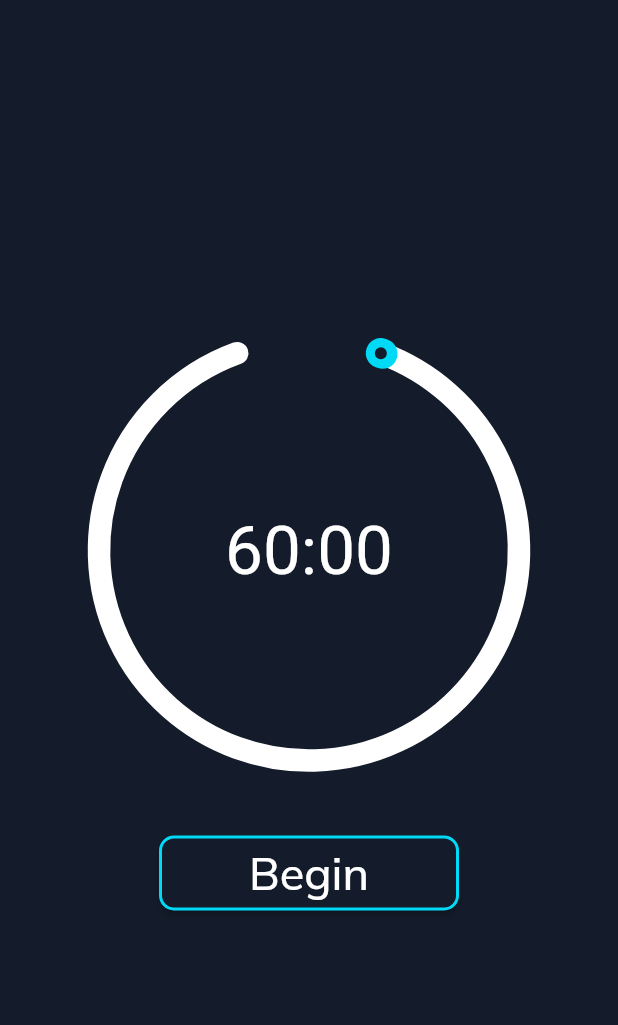
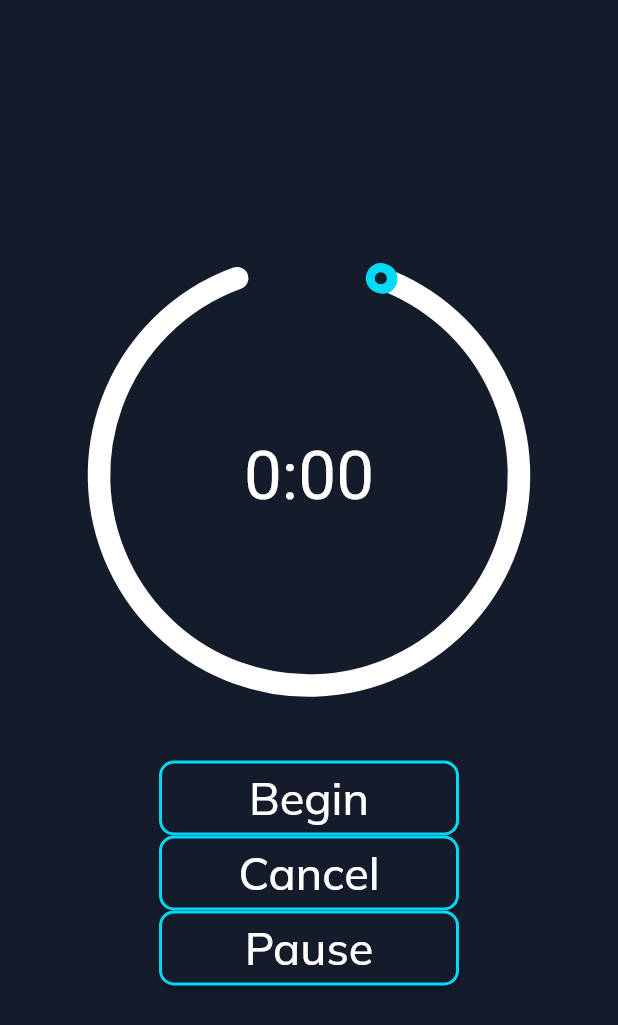
Before and after one commit to ElmeriVincent/SleekCircularSliderW_controls, a Flutter app: the HomeScreen screen opened directly, on a phone screen of 412 x 824 dp. Shown: the top 1025 px of the screen. Run offline on Flutter 3.47's test engine with Material 2 defaults, Android fonts, the light colour scheme and no system bars; drawn by our look-alikes of sleek_circular_slider; our stand-ins replace google_fonts, time.

Commit message:
pause, cancel, start

```diff
--- a/lib/screens/home/widgets/timer_widget.dart
+++ b/lib/screens/home/widgets/timer_widget.dart
@@ -11,10 +11,11 @@ class TimerWidget extends StatefulWidget {
 }
 
 class _TimerWidgetState extends State<TimerWidget> {
-  double value = 0;
-  Duration maxStudyTime = 60.minutes;
+  Duration studyTime = 0.minutes;
   Duration minus = 1.seconds;
+  Duration init = 0.seconds;
   bool isTimerRunning = false;
+  bool isTimerPaused = false;
   Timer? timer;
 
   @override
@@ -26,6 +27,9 @@ class _TimerWidgetState extends State<TimerWidget> {
       children: [
         Center(
           child: SleekCircularSlider(
+            min: 0,
+            max: 60,
+            initialValue: 0.0,
             appearance: CircularSliderAppearance(
               customWidths:
                   CustomSliderWidths(progressBarWidth: 20, trackWidth: 15),
@@ -35,10 +39,7 @@ class _TimerWidgetState extends State<TimerWidget> {
               infoProperties: InfoProperties(
                 mainLabelStyle: theme.textTheme.displayLarge,
                 modifier: (double value) {
-                  int remainingSeconds = maxStudyTime.inSeconds;
-                  int minutes = (remainingSeconds / 60).floor();
-                  int seconds = remainingSeconds % 60;
-                  return '$minutes:${seconds.toString().padLeft(2, '0')}';
+                  return display();
                 },
               ),
               counterClockwise: false,
@@ -50,18 +51,11 @@ class _TimerWidgetState extends State<TimerWidget> {
             ),
             onChange: (value) {
               setState(() {
-                value = value;
-                maxStudyTime = Duration(minutes: value.toInt());
+                studyTime = Duration(minutes: value.toInt());
+                // if slider is changes during countdown
+                // countdown should pause and countinue when
               });
             },
-            onChangeEnd: (value) {
-              setState(() {
-                maxStudyTime = Duration(minutes: value.toInt());
-              });
-            },
-            min: 0,
-            max: 60,
-            initialValue: 0,
           ),
         ),
         const Padding(padding: EdgeInsets.all(20)),
@@ -93,18 +87,71 @@ class _TimerWidgetState extends State<TimerWidget> {
             ),
           ),
         ),
+        SizedBox(
+          height: 50,
+          width: 200,
+          child: ElevatedButton(
+            style: ElevatedButton.styleFrom(
+              backgroundColor: theme.colorScheme.background,
+              side: BorderSide(
+                color: theme.colorScheme.outline,
+                width: 2,
+              ),
+              shape: RoundedRectangleBorder(
+                borderRadius: BorderRadius.circular(10),
+              ),
+            ),
+            onPressed: () {
+              cancelTimer();
+            },
+            child: Text(
+              'Cancel',
+              style: TextStyle(
+                color: theme.colorScheme.primary,
+                fontSize: 30,
+              ),
+            ),
+          ),
+        ),
+        SizedBox(
+          height: 50,
+          width: 200,
+          child: ElevatedButton(
+            style: ElevatedButton.styleFrom(
+              backgroundColor: theme.colorScheme.background,
+              side: BorderSide(
+                color: theme.colorScheme.outline,
+                width: 2,
+              ),
+              shape: RoundedRectangleBorder(
+                borderRadius: BorderRadius.circular(10),
+              ),
+            ),
+            onPressed: () {
+              pauseTimer();
+            },
+            child: Text(
+              'Pause',
+              style: TextStyle(
+                color: theme.colorScheme.primary,
+                fontSize: 30,
+              ),
+            ),
+          ),
+        ),
       ],
     );
   }
 
+  // To begin the countdown timer
   void startTimer() {
     if (timer != null) {
       timer!.cancel();
     }
     timer = Timer.periodic(1.seconds, (timer) {
       setState(() {
-        maxStudyTime -= minus;
-        if (maxStudyTime <= Duration.zero) {
+        studyTime -= minus;
+        if (studyTime <= Duration.zero) {
           isTimerRunning = false;
           timer.cancel();
         }
@@ -113,6 +160,36 @@ class _TimerWidgetState extends State<TimerWidget> {
     isTimerRunning = true;
   }
 
+  //To pause the countdown timer
+  void pauseTimer() {
+    if (timer != null && isTimerRunning && !isTimerPaused) {
+      timer!.cancel();
+      isTimerPaused = true;
+    } else if (isTimerPaused) {
+      startTimer();
+      isTimerPaused = false;
+    }
+  }
+
+  //To cancel the countdown timer
+  void cancelTimer() {
+    if (isTimerRunning && !isTimerPaused | isTimerPaused) {
+      /// slider set to start
+      setState(() {
+        studyTime = Duration.zero;
+      });
+      timer!.cancel();
+      isTimerRunning = false;
+    }
+  }
+
+  String display() {
+    int remainingSeconds = studyTime.inSeconds;
+    int minutes = (remainingSeconds / 60).floor();
+    int seconds = remainingSeconds % 60;
+    return '$minutes:${seconds.toString().padLeft(2, '0')}';
+  }
+
   @override
   void dispose() {
     timer?.cancel();
```
